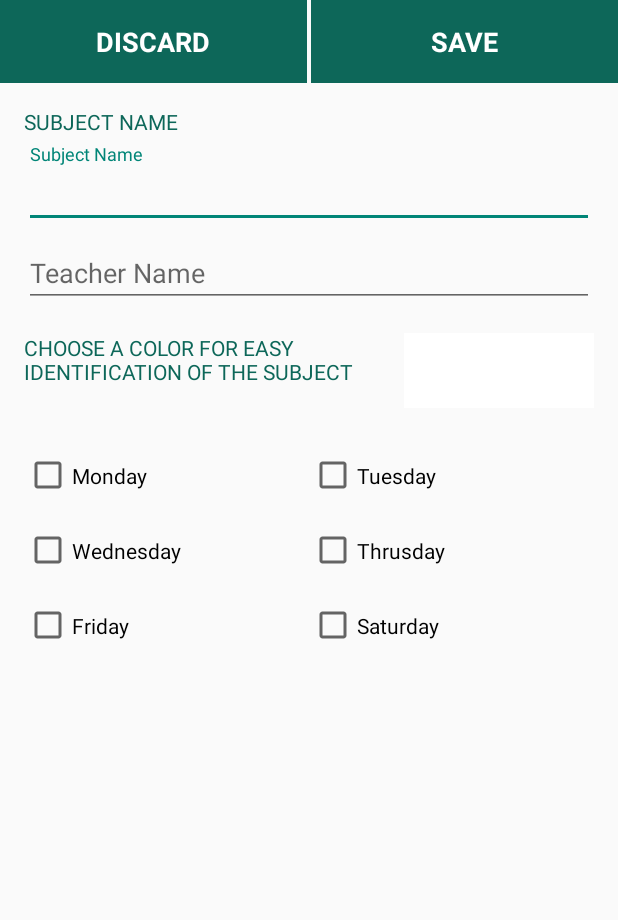
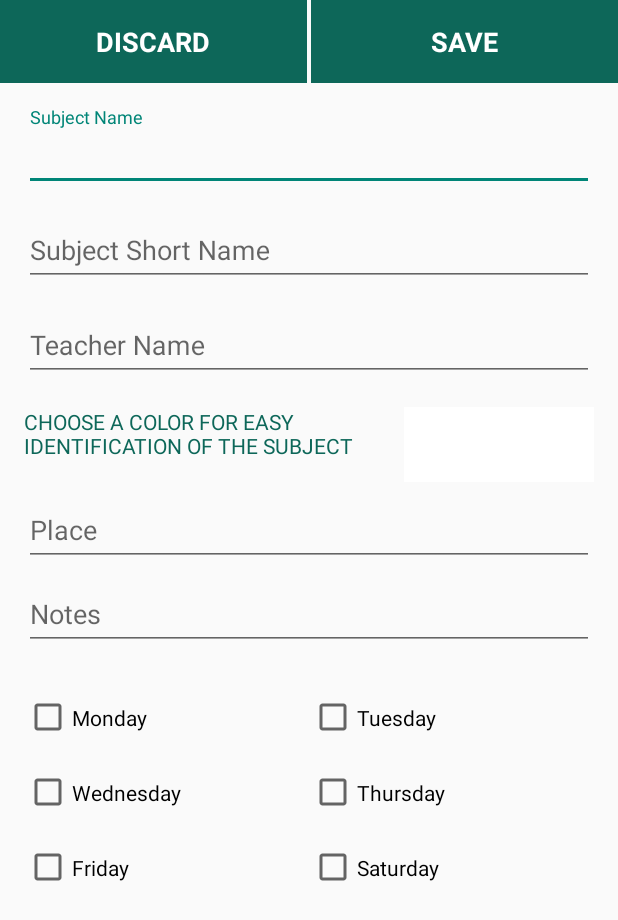
Before and after one commit to jazzyarchitects/StudentHelper, an Android app: the AddSubject screen opened directly, with no data from a screen before it, on a phone screen of 412 x 824 dp. Shown: the top 920 px of the screen. Run offline under Robolectric (Android 15) with nearby library versions, the phone set to English and light mode, and no system bars.

Commit message:
AddSubject.java updated

```diff
--- a/app/src/main/java/com/jazzyarchitects/studentassistant/Activities/AddSubject.java
+++ b/app/src/main/java/com/jazzyarchitects/studentassistant/Activities/AddSubject.java
@@ -21,13 +21,13 @@ import java.util.ArrayList;
 
 public class AddSubject extends AppCompatActivity {
 
-    EditText subjectName, teacherName;
+    EditText subjectName, teacherName, shortName, notes, place;
     View colorPicker;
-    TextView txtSubjectName, txtTeacherName, discard, save;
+    TextView discard, save;
     int subColor;
     String days="0000000";
     SubjectDatabase subjectDatabase;
-    CheckBox mon, tue, wed, thrus, fri, sat;
+    CheckBox mon, tue, wed, thurs, fri, sat;
 
     @Override
     protected void onCreate(Bundle savedInstanceState) {
@@ -36,12 +36,13 @@ public class AddSubject extends AppCompatActivity {
 
         subjectName = (EditText) findViewById(R.id.editSubjectName);
         teacherName = (EditText) findViewById(R.id.editTeacherName);
-        txtSubjectName = (TextView) findViewById(R.id.textSubjectName);
-        txtTeacherName = (TextView) findViewById(R.id.textTeacherName);
+        shortName=(EditText)findViewById(R.id.editShortName);
+        place=(EditText)findViewById(R.id.place);
+        notes=(EditText)findViewById(R.id.notes);
         mon=(CheckBox)findViewById(R.id.checkMon);
         tue=(CheckBox)findViewById(R.id.checkTues);
         wed=(CheckBox)findViewById(R.id.checkWed);
-        thrus=(CheckBox)findViewById(R.id.checkThrus);
+        thurs=(CheckBox)findViewById(R.id.checkThurs);
         fri=(CheckBox)findViewById(R.id.checkFri);
         sat=(CheckBox)findViewById(R.id.checkSat);
         discard = (TextView) findViewById(R.id.discard);
@@ -52,7 +53,7 @@ public class AddSubject extends AppCompatActivity {
         checkIfChecked(mon,"monday");
         checkIfChecked(tue,"tuesday");
         checkIfChecked(wed,"wednesday");
-        checkIfChecked(thrus,"thrusday");
+        checkIfChecked(thurs,"thursday");
         checkIfChecked(fri,"friday");
         checkIfChecked(sat,"saturday");
 
@@ -74,9 +75,6 @@ public class AddSubject extends AppCompatActivity {
             }
         });
 
-        textViewVisibility(subjectName, txtSubjectName, "Subject Name");
-        textViewVisibility(teacherName, txtTeacherName, "Teacher Name");
-
         discard.setOnClickListener(new View.OnClickListener() {
             @Override
             public void onClick(View v) {
@@ -89,6 +87,9 @@ public class AddSubject extends AppCompatActivity {
             public void onClick(View v) {
                 String subject = subjectName.getText().toString();
                 String teacher = teacherName.getText().toString();
+                String noteSubject=notes.getText().toString();
+                String shortSubject=shortName.getText().toString();
+                String subjectPlace=place.getText().toString();
                 if (subject.isEmpty()) {
                     subjectName.setError("Enter Subject Name");
                     return;
@@ -96,36 +97,20 @@ public class AddSubject extends AppCompatActivity {
                 if (teacher.isEmpty()) {
                     teacher = "";
                 }
-                subjectDatabase.addSubject(new Subject(subject, teacher, subColor,days));
+                if (noteSubject.isEmpty()) {
+                    noteSubject= "";
+                }
+                subjectDatabase.addSubject(new Subject(subject,shortSubject, teacher, subColor,days,noteSubject,subjectPlace));
                 Log.e("days",days);
 
                 ArrayList<Subject> subjectList = subjectDatabase.getAllSubject();
                 for (int i = 0; i < subjectList.size(); i++) {
-                    Log.e("database", subjectList.get(i).getSubject());
+                    Log.e("database", subjectList.get(i).getDays());
                 }
                 finish();
             }
         });
 
-    }
-
-    public void textViewVisibility(final EditText editText, final TextView textView, final String s) {
-        editText.setOnFocusChangeListener(new View.OnFocusChangeListener() {
-            @Override
-            public void onFocusChange(View v, boolean hasFocus) {
-                if (hasFocus) {
-                    textView.setVisibility(View.VISIBLE);
-                    editText.setHint("");
-                } else {
-                    if (editText.getText().toString().isEmpty()) {
-                        textView.setVisibility(View.GONE);
-                        editText.setHint(s);
-                    } else {
-                        textView.setVisibility(View.VISIBLE);
-                    }
-                }
-            }
-        });
     }
 
     public void checkIfChecked(CheckBox checkBox, final String name){
@@ -142,7 +127,7 @@ public class AddSubject extends AppCompatActivity {
                         break;
                     case "wednesday": x[0]=3;
                         break;
-                    case "thrusday": x[0] =4;
+                    case "thursday": x[0] =4;
                         break;
                     case "friday": x[0]=5;
                         break;
--- a/app/src/main/java/com/jazzyarchitects/studentassistant/DatabaseHandlers/SubjectDatabase.java
+++ b/app/src/main/java/com/jazzyarchitects/studentassistant/DatabaseHandlers/SubjectDatabase.java
@@ -18,7 +18,7 @@ import java.util.Random;
 
 public class SubjectDatabase extends SQLiteOpenHelper {
 
-    String TAG="SubjectDatabase";
+    String TAG = "SubjectDatabase";
 
     // All Static variables
     // Database Version
@@ -33,19 +33,23 @@ public class SubjectDatabase extends SQLiteOpenHelper {
     // subject Table Columns names
     private static final String KEY_ID = "id";
     private static final String KEY_SUBJECT_NAME = "subject";
+    private static final String KEY_SHORT_NAME = "shortname";
     private static final String KEY_SUBJECT_COLOR = "color";
     private static final String KEY_TEACHER_NAME = "teacher";
-    private static final String KEY_DAYS="days";
+    private static final String KEY_DAYS = "days";
+    private static final String KEY_PLACE = "place";
+    private static final String KEY_NOTES = "notes";
 
     String CREATE_EXPENSES_TABLE = "CREATE TABLE IF NOT EXISTS " + TABLE_SUBJECTS + " ("
-            + KEY_ID + " INTEGER PRIMARY KEY," + KEY_SUBJECT_NAME + " TEXT,"
-            + KEY_SUBJECT_COLOR + " INTEGER," + KEY_DAYS + " TEXT,"+ KEY_TEACHER_NAME + " TEXT" + ");";
+            + KEY_ID + " INTEGER PRIMARY KEY," + KEY_SUBJECT_NAME + " TEXT," + KEY_SHORT_NAME + " TEXT,"
+            + KEY_SUBJECT_COLOR + " INTEGER," + KEY_DAYS + " TEXT," + KEY_TEACHER_NAME + " TEXT," + KEY_PLACE + " TEXT,"
+            + KEY_NOTES + " TEXT" + ");";
 
-   SQLiteDatabase db;
+    SQLiteDatabase db;
 
     public SubjectDatabase(Context context) {
         super(context, DATABASE_NAME, null, DATABASE_VERSION);
-        db=this.getWritableDatabase();
+        db = this.getWritableDatabase();
     }
 
     // Creating Tables
@@ -84,9 +88,12 @@ public class SubjectDatabase extends SQLiteOpenHelper {
         ContentValues values = new ContentValues();
         values.put(KEY_ID, getSubjectId());
         values.put(KEY_SUBJECT_NAME, subject.getSubject());
+        values.put(KEY_SHORT_NAME, subject.getShortSubject());
         values.put(KEY_SUBJECT_COLOR, subject.getColor());
-        values.put(KEY_DAYS,subject.getSubject());
+        values.put(KEY_DAYS, subject.getDays());
         values.put(KEY_TEACHER_NAME, subject.getTeacher());
+        values.put(KEY_PLACE, subject.getPlace());
+        values.put(KEY_NOTES, subject.getNotes());
 
         // Inserting Row
         db.insert(TABLE_SUBJECTS, null, values);
@@ -109,9 +116,12 @@ public class SubjectDatabase extends SQLiteOpenHelper {
                     Subject subject = new Subject();
                     subject.setId(cursor.getString(cursor.getColumnIndex(KEY_ID)));
                     subject.setSubject(cursor.getString(cursor.getColumnIndex(KEY_SUBJECT_NAME)));
+                    subject.setShortSubject(cursor.getString(cursor.getColumnIndex(KEY_SHORT_NAME)));
                     subject.setColor(cursor.getInt(cursor.getColumnIndex(KEY_SUBJECT_COLOR)));
+                    subject.setDays(cursor.getString(cursor.getColumnIndex(KEY_DAYS)));
                     subject.setTeacher(cursor.getString(cursor.getColumnIndex(KEY_TEACHER_NAME)));
-                    subject.setDays(cursor.getString(cursor.getColumnIndex(KEY_DAYS)));
+                    subject.setPlace(cursor.getString(cursor.getColumnIndex(KEY_PLACE)));
+                    subject.setNotes(cursor.getString(cursor.getColumnIndex(KEY_NOTES)));
 
                     subjectList.add(subject);
                 } while (cursor.moveToNext());
@@ -129,9 +139,12 @@ public class SubjectDatabase extends SQLiteOpenHelper {
 
         ContentValues values = new ContentValues();
         values.put(KEY_SUBJECT_NAME, subject.getSubject());
+        values.put(KEY_SHORT_NAME, subject.getShortSubject());
         values.put(KEY_SUBJECT_COLOR, subject.getColor());
         values.put(KEY_TEACHER_NAME, subject.getTeacher());
-        values.put(KEY_DAYS,subject.getDays());
+        values.put(KEY_DAYS, subject.getDays());
+        values.put(KEY_PLACE, subject.getPlace());
+        values.put(KEY_NOTES, subject.getNotes());
 
         // updating row
         return db.update(TABLE_SUBJECTS, values, KEY_ID + " = ?",
@@ -146,19 +159,23 @@ public class SubjectDatabase extends SQLiteOpenHelper {
         db.close();
     }
 
-    public Subject findSubjectById(String subjectId){
+    public Subject findSubjectById(String subjectId) {
 //        Log.e(TAG,"Requested Subject has id="+subjectId);
-        Subject subject=null;
-        if(subjectId.equalsIgnoreCase("0"))
+        Subject subject = null;
+        if (subjectId.equalsIgnoreCase("0"))
             return null;
-        Cursor c=db.query(TABLE_SUBJECTS, new String[]{KEY_ID, KEY_SUBJECT_NAME, KEY_TEACHER_NAME, KEY_DAYS, KEY_SUBJECT_COLOR}, KEY_ID + "= ?", new String[]{subjectId}, null, null, null);
-        if(c.moveToFirst()) {
-            subject=new Subject();
+        Cursor c = db.query(TABLE_SUBJECTS, new String[]{KEY_ID, KEY_SUBJECT_NAME, KEY_SHORT_NAME, KEY_SUBJECT_COLOR,
+                KEY_DAYS, KEY_TEACHER_NAME, KEY_PLACE, KEY_NOTES}, KEY_ID + "= ?", new String[]{subjectId}, null, null, null);
+        if (c.moveToFirst()) {
+            subject = new Subject();
             subject.setId(c.getString(0));
             subject.setSubject(c.getString(1));
-            subject.setTeacher(c.getString(2));
-            subject.setDays(c.getString(3));
-            subject.setColor(Integer.parseInt(c.getString(4)));
+            subject.setShortSubject(c.getString(2));
+            subject.setColor(Integer.parseInt(c.getString(3)));
+            subject.setDays(c.getString(4));
+            subject.setTeacher(c.getString(5));
+            subject.setPlace(c.getString(6));
+            subject.setNotes(c.getString(7));
         }
         c.close();
         return subject;
@@ -167,17 +184,17 @@ public class SubjectDatabase extends SQLiteOpenHelper {
 
     // Getting subject Count
     private int getSubjectId() {
-        Random random=new Random();
+        Random random = new Random();
         int id;
         Cursor c;
-        do{
-            id=random.nextInt();
-            if(id==0)
+        do {
+            id = random.nextInt();
+            if (id == 0)
                 id++;
-            c=db.rawQuery("SELECT * FROM " + TABLE_SUBJECTS + " WHERE " + KEY_ID + "=" + id, null);
-        }while (c.moveToFirst());
+            c = db.rawQuery("SELECT * FROM " + TABLE_SUBJECTS + " WHERE " + KEY_ID + "=" + id, null);
+        } while (c.moveToFirst());
         c.close();
-        Log.e(TAG,"Subject id: "+id);
+        Log.e(TAG, "Subject id: " + id);
         return id;
     }
 
--- a/app/src/main/res/layout/activity_add_subject.xml
+++ b/app/src/main/res/layout/activity_add_subject.xml
@@ -52,57 +52,55 @@
             android:layout_width="match_parent"
             android:layout_height="wrap_content">
 
-            <TextView
-                android:id="@+id/textSubjectName"
+            <android.support.design.widget.TextInputLayout
+                android:id="@+id/layoutSubject"
                 android:layout_width="match_parent"
-                android:layout_height="wrap_content"
-                android:layout_marginBottom="5dp"
-                android:text="Subject Name"
-                android:textAllCaps="true"
-                android:textColor="@color/themeColor3"
-                android:visibility="gone" />
-
-            <android.support.design.widget.TextInputLayout
-                android:layout_width="match_parent"
-                android:layout_height="wrap_content"
-                android:layout_below="@id/textSubjectName"
-                android:id="@+id/demo">
+                android:layout_height="wrap_content">
 
                 <EditText
                     android:id="@+id/editSubjectName"
                     android:layout_width="match_parent"
                     android:layout_height="wrap_content"
-                    android:layout_below="@id/textSubjectName"
                     android:layout_marginBottom="7dp"
                     android:hint="Subject Name"
                     android:textSize="18sp" />
             </android.support.design.widget.TextInputLayout>
 
-            <TextView
-                android:id="@+id/textTeacherName"
+            <android.support.design.widget.TextInputLayout
+                android:id="@+id/layoutShortName"
                 android:layout_width="match_parent"
                 android:layout_height="wrap_content"
-                android:layout_below="@id/demo"
-                android:layout_marginBottom="5dp"
-                android:text="Teacher Name"
-                android:textAllCaps="true"
-                android:textColor="@color/themeColor3"
-                android:visibility="gone" />
+                android:layout_below="@id/layoutSubject">
 
-            <EditText
-                android:id="@+id/editTeacherName"
+                <EditText
+                    android:id="@+id/editShortName"
+                    android:layout_width="match_parent"
+                    android:layout_height="wrap_content"
+                    android:layout_marginBottom="7dp"
+                    android:hint="Subject Short Name"
+                    android:textSize="18sp" />
+            </android.support.design.widget.TextInputLayout>
+
+            <android.support.design.widget.TextInputLayout
+                android:id="@+id/layoutTeacher"
                 android:layout_width="match_parent"
                 android:layout_height="wrap_content"
-                android:layout_below="@id/textTeacherName"
-                android:layout_marginBottom="7dp"
-                android:hint="Teacher Name"
-                android:textSize="18sp" />
+                android:layout_below="@id/layoutShortName">
+
+                <EditText
+                    android:id="@+id/editTeacherName"
+                    android:layout_width="match_parent"
+                    android:layout_height="wrap_content"
+                    android:layout_marginBottom="7dp"
+                    android:hint="Teacher Name"
+                    android:textSize="18sp" />
+            </android.support.design.widget.TextInputLayout>
 
             <LinearLayout
                 android:id="@+id/linearLayout"
                 android:layout_width="match_parent"
                 android:layout_height="50sp"
-                android:layout_below="@id/editTeacherName"
+                android:layout_below="@id/layoutTeacher"
                 android:layout_marginTop="10sp"
                 android:orientation="horizontal"
                 android:weightSum="3">
@@ -124,11 +122,37 @@
 
             </LinearLayout>
 
+            <android.support.design.widget.TextInputLayout
+                android:id="@+id/layoutPlace"
+                android:layout_width="match_parent"
+                android:layout_height="wrap_content"
+                android:layout_below="@id/linearLayout">
+
+                <EditText
+                    android:id="@+id/place"
+                    android:layout_width="match_parent"
+                    android:layout_height="wrap_content"
+                    android:hint="Place" />
+            </android.support.design.widget.TextInputLayout>
+
+            <android.support.design.widget.TextInputLayout
+                android:id="@+id/layoutNotes"
+                android:layout_width="match_parent"
+                android:layout_height="wrap_content"
+                android:layout_below="@id/layoutPlace">
+
+                <EditText
+                    android:id="@+id/notes"
+                    android:layout_width="match_parent"
+                    android:layout_height="wrap_content"
+                    android:hint="Notes" />
+            </android.support.design.widget.TextInputLayout>
+
             <TableRow
                 android:id="@+id/day1"
                 android:layout_width="match_parent"
                 android:layout_height="50dp"
-                android:layout_below="@id/linearLayout"
+                android:layout_below="@id/layoutNotes"
                 android:layout_marginTop="20sp"
                 android:weightSum="2">
 
@@ -163,11 +187,11 @@
                     android:text="Wednesday" />
 
                 <CheckBox
-                    android:id="@+id/checkThrus"
+                    android:id="@+id/checkThurs"
                     android:layout_width="0dp"
                     android:layout_height="match_parent"
                     android:layout_weight="1"
-                    android:text="Thrusday" />
+                    android:text="Thursday" />
 
             </TableRow>
 
--- a/app/src/main/res/layout/listview_item_subject.xml
+++ b/app/src/main/res/layout/listview_item_subject.xml
@@ -21,7 +21,7 @@
             android:layout_width="match_parent"
             android:layout_height="match_parent"
             app:mrl_rippleAlpha="0.1"
-            app:mrl_rippleBackground="#ffffffff"
+            app:mrl_rippleBackground="@color/darkBlueRippleColor"
             app:mrl_rippleColor="@color/darkBlueRippleColor"
             app:mrl_rippleDelayClick="true"
             app:mrl_rippleDimension="10dp"
@@ -52,7 +52,7 @@
                     android:text="Teacher Name" />
 
                 <TextView
-                    android:id="@+id/day"
+                    android:id="@+id/daysName"
                     android:layout_width="match_parent"
                     android:layout_height="wrap_content"
                     android:text="Classes on" />
--- a/app/src/main/res/values/strings.xml
+++ b/app/src/main/res/values/strings.xml
@@ -31,4 +31,5 @@
     <string name="timeSetting_dayCount">Working days in a week</string>
     <string name="tableRestructuring_Alert">You have changed the number of days in a week or number of classes in a day. This will delete the current time table.
          \nSubjects will not be affected. \nDo you want to continue?</string>
+    <string name="title_activity_add_event">Add Event</string>
 </resources>
```
Also changed, not shown: app/src/main/AndroidManifest.xml (+10 -6 lines), app/src/main/java/com/jazzyarchitects/studentassistant/Activities/AddEvent.java (added, +55 -0 lines), app/src/main/java/com/jazzyarchitects/studentassistant/Adapters/SubjectListAdapter.java (+28 -1 lines), app/src/main/java/com/jazzyarchitects/studentassistant/Models/Subject.java (+36 -16 lines), app/src/main/res/layout/activity_add_event.xml (added, +50 -0 lines), app/src/main/res/menu/menu_add_event.xml (added, +7 -0 lines).
